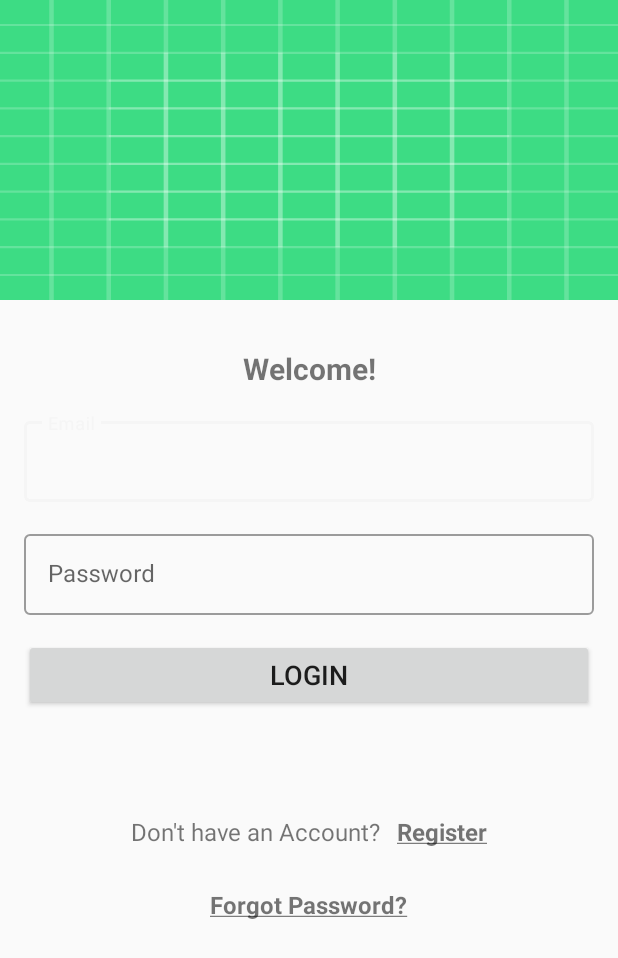
After one commit to KathrinGitHub/ToDo-List, an Android app: the layout activity_login.xml on its own in the app's theme, with its tools: preview values and no code run, on a phone screen of 412 x 824 dp. The commit adds this screen. Shown: the top 958 px of the screen. Run offline under Robolectric (Android 15) with nearby library versions, the phone set to English and light mode, and no system bars.

Commit message:
added classes for login (commented out the atm unusable code for database)

```diff
--- /dev/null
+++ b/app/src/main/res/drawable/ic_baseline_arrow_back_ios_24.xml
@@ -0,0 +1,5 @@
+<vector android:autoMirrored="true" android:height="24dp"
+    android:tint="#000000" android:viewportHeight="24"
+    android:viewportWidth="24" android:width="24dp" xmlns:android="http://schemas.android.com/apk/res/android">
+    <path android:fillColor="@android:color/white" android:pathData="M11.67,3.87L9.9,2.1 0,12l9.9,9.9 1.77,-1.77L3.54,12z"/>
+</vector>
--- /dev/null
+++ b/app/src/main/res/layout/activity_login.xml
@@ -0,0 +1,127 @@
+<?xml version="1.0" encoding="utf-8"?>
+<androidx.constraintlayout.widget.ConstraintLayout xmlns:android="http://schemas.android.com/apk/res/android"
+    xmlns:app="http://schemas.android.com/apk/res-auto"
+    xmlns:tools="http://schemas.android.com/tools"
+    android:layout_width="match_parent"
+    android:layout_height="match_parent"
+    tools:context=".LoginActivity">
+
+    <ImageView
+        android:id="@+id/iv_login_fhj_logo"
+        android:layout_width="match_parent"
+        android:layout_height="200dp"
+        android:scaleType="fitXY"
+        android:src="@drawable/ic_launcher_background"
+        app:layout_constraintEnd_toEndOf="parent"
+        app:layout_constraintStart_toStartOf="parent"
+        app:layout_constraintTop_toTopOf="parent" />
+
+    <TextView
+        android:id="@+id/tv_login_title"
+        android:layout_width="wrap_content"
+        android:layout_height="wrap_content"
+        android:layout_marginTop="32dp"
+        android:text="@string/tv_login_title_text"
+        android:textStyle="bold"
+        android:textSize="@dimen/tv_20sp_textsize"
+        app:layout_constraintEnd_toEndOf="parent"
+        app:layout_constraintStart_toStartOf="parent"
+        app:layout_constraintTop_toBottomOf="@id/iv_login_fhj_logo" />
+
+    <com.google.android.material.textfield.TextInputLayout
+        android:id="@+id/til_login_email"
+        android:layout_width="match_parent"
+        android:layout_height="wrap_content"
+        android:layout_margin="16dp"
+        app:layout_constraintEnd_toEndOf="parent"
+        app:layout_constraintStart_toStartOf="parent"
+        app:layout_constraintTop_toBottomOf="@id/tv_login_title"
+        style="@style/Widget.MaterialComponents.TextInputLayout.OutlinedBox">
+
+        <EditText
+            android:id="@+id/et_login_email"
+            android:layout_width="match_parent"
+            android:layout_height="wrap_content"
+            android:inputType="textEmailAddress"
+            android:hint="@string/et_login_email_hint"
+            android:padding="@dimen/et_16dp_padding"
+            android:textSize="@dimen/et_16sp_textsize" />
+    </com.google.android.material.textfield.TextInputLayout>
+
+
+    <com.google.android.material.textfield.TextInputLayout
+        android:id="@+id/til_login_password"
+        android:layout_width="match_parent"
+        android:layout_height="wrap_content"
+        android:layout_margin="16dp"
+        app:layout_constraintEnd_toEndOf="parent"
+        app:layout_constraintStart_toStartOf="parent"
+        app:layout_constraintTop_toBottomOf="@id/til_login_email"
+        style="@style/Widget.MaterialComponents.TextInputLayout.OutlinedBox">
+
+        <EditText
+            android:id="@+id/et_login_password"
+            android:layout_width="match_parent"
+            android:layout_height="wrap_content"
+            android:inputType="textPassword"
+            android:hint="@string/et_login_password_hint"
+            android:padding="@dimen/et_16dp_padding"
+            android:textSize="@dimen/et_16sp_textsize" />
+    </com.google.android.material.textfield.TextInputLayout>
+
+
+    <Button
+        android:id="@+id/btn_login_login"
+        android:layout_width="match_parent"
+        android:layout_height="wrap_content"
+        android:layout_margin="16dp"
+        android:padding="@dimen/btn_8dp_padding"
+        android:text="@string/btn_login_login_text"
+        android:textSize="@dimen/btn_18sp_textsize"
+        app:layout_constraintEnd_toEndOf="parent"
+        app:layout_constraintStart_toStartOf="parent"
+        app:layout_constraintTop_toBottomOf="@id/til_login_password" />
+
+
+    <LinearLayout
+        android:id="@+id/ll_login_registernewaccount"
+        android:layout_width="wrap_content"
+        android:layout_height="wrap_content"
+        android:layout_marginTop="64dp"
+        android:orientation="horizontal"
+        app:layout_constraintEnd_toEndOf="parent"
+        app:layout_constraintStart_toStartOf="parent"
+        app:layout_constraintTop_toBottomOf="@id/btn_login_login">
+
+        <TextView
+            android:id="@+id/tv_login_donthaveanaccount"
+            android:layout_width="wrap_content"
+            android:layout_height="wrap_content"
+            android:padding="@dimen/tv_5dp_padding"
+            android:text="@string/tv_login_donthaveanaccount_text"
+            android:textSize="@dimen/tv_16sp_textsize"/>
+
+        <TextView
+            android:id="@+id/tv_login_register"
+            android:layout_width="wrap_content"
+            android:layout_height="wrap_content"
+            android:padding="@dimen/tv_5dp_padding"
+            android:text="@string/tv_login_register_text"
+            android:textStyle="bold"
+            android:textSize="@dimen/tv_16sp_textsize"/>
+    </LinearLayout>
+
+    <TextView
+        android:id="@+id/tv_login_forgotpassword"
+        android:layout_width="wrap_content"
+        android:layout_height="wrap_content"
+        android:padding="@dimen/tv_5dp_padding"
+        android:textSize="@dimen/tv_16sp_textsize"
+        android:text="@string/tv_login_forgotpassword_text"
+        app:layout_constraintEnd_toEndOf="parent"
+        app:layout_constraintStart_toStartOf="parent"
+        app:layout_constraintTop_toBottomOf="@id/ll_login_registernewaccount"
+        android:textStyle="bold"
+        android:layout_marginTop="16dp" />
+
+</androidx.constraintlayout.widget.ConstraintLayout>
--- a/app/src/main/res/values-night/themes.xml
+++ b/app/src/main/res/values-night/themes.xml
@@ -13,4 +13,9 @@
         <item name="android:statusBarColor">?attr/colorPrimaryVariant</item>
         <!-- Customize your theme here. -->
     </style>
+
+    <style name="Theme.HiddenTitelTheme" parent="Theme.ToDoList">
+        <item name="windowNoTitle">true</item>
+        <item name="windowActionBar">false</item>
+    </style>
 </resources>
--- a/app/src/main/res/values/colors.xml
+++ b/app/src/main/res/values/colors.xml
@@ -7,4 +7,8 @@
     <color name="teal_700">#FF018786</color>
     <color name="black">#FF000000</color>
     <color name="white">#FFFFFFFF</color>
+    <color name="error">#6C0700</color>
+    <color name="success">#05A30C</color>
+    <color name="error_red">#7E0101</color>
+    <color name="success_green">#449708</color>
 </resources>
--- /dev/null
+++ b/app/src/main/res/values/dimens.xml
@@ -0,0 +1,12 @@
+<?xml version="1.0" encoding="utf-8"?>
+<resources>
+    <dimen name="iv_200dp_height">200dp</dimen>
+    <dimen name="tv_20sp_textsize">20sp</dimen>
+    <dimen name="tv_forgotpassword_18sp_description_textsize">18sp</dimen>
+    <dimen name="et_16sp_textsize">16sp</dimen>
+    <dimen name="btn_8dp_padding">8dp</dimen>
+    <dimen name="btn_18sp_textsize">18sp</dimen>
+    <dimen name="et_16dp_padding">16dp</dimen>
+    <dimen name="tv_5dp_padding">5dp</dimen>
+    <dimen name="tv_16sp_textsize">16sp</dimen>
+</resources>
--- a/app/src/main/res/values/strings.xml
+++ b/app/src/main/res/values/strings.xml
@@ -1,3 +1,21 @@
 <resources>
     <string name="app_name">ToDoApp</string>
+    <string name="tv_login_title_text">Welcome!</string>
+    <string name="tv_login_register_text"><u>Register</u></string>
+    <string name="tv_login_forgotpassword_text"><u>Forgot Password?</u></string>
+    <string name="tv_forgotpassword_description_text">Please enter your e-mail address and we\'ll send you an e-mail to reset your password</string>
+    <string name="et_login_email_hint">Email</string>
+    <string name="btn_forgotpassword_submit_text">Submit</string>
+    <string name="et_login_password_hint">Password</string>
+    <string name="btn_login_login_text">Login</string>
+    <string name="tv_login_donthaveanaccount_text">Don\'t have an Account?</string>
+    <string name="tv_register_title_text">CREATE AN ACCOUNT</string>
+    <string name="til_register_firstname_hint">First Name</string>
+    <string name="til_lastname_hint">Last Name</string>
+    <string name="til_register_confirmpassword_hint">Confirm Password</string>
+    <string name="cb_register_termsandcondition_text">I Agree to the <u>Terms and Condition</u></string>
+    <string name="btn_register_register_text">REGISTER</string>
+    <string name="tv_register_alreadyhaveanaccount_text">Already have an account?</string>
+    <string name="tv_register_login_text"><u>Login</u></string>
+    <string name="tv_forgotpassword_title_text">FORGOT PASSWORD</string>
 </resources>
```
Also changed, not shown: app/src/main/java/com/example/todoapp/BasicActivity.kt (added, +22 -0 lines), app/src/main/java/com/example/todoapp/ForgotPasswordActivity.kt (added, +30 -0 lines), app/src/main/java/com/example/todoapp/LoginActivity.kt (added, +80 -0 lines), app/src/main/java/com/example/todoapp/RegisterActivity.kt (added, +109 -0 lines), app/src/main/res/layout/activity_basic.xml (added, +9 -0 lines), app/src/main/res/layout/activity_forgot_password.xml (added, +76 -0 lines), app/src/main/res/layout/activity_register.xml (added, +198 -0 lines), app/src/main/res/values/themes.xml (+6 -1 lines).
